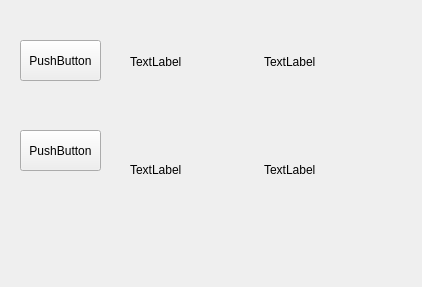
Old version of the form Solver.ui in the repository P1R/Fichas.
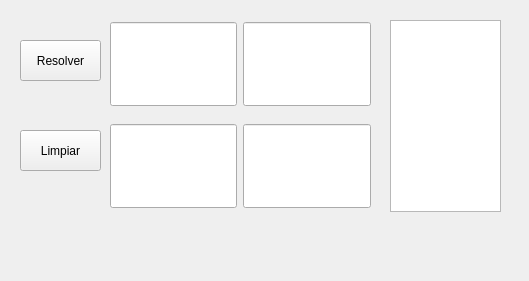
New version of the form.

Commit message: quitando el bug de gira el acento y agregando mejoras de interfaz

```diff
--- a/Solver.ui
+++ b/Solver.ui
@@ -6,8 +6,8 @@
    <rect>
     <x>0</x>
     <y>0</y>
-    <width>422</width>
-    <height>287</height>
+    <width>529</width>
+    <height>281</height>
    </rect>
   </property>
   <property name="windowTitle">
@@ -23,44 +23,80 @@
     </rect>
    </property>
    <property name="text">
-    <string>PushButton</string>
+    <string>Resolver</string>
    </property>
   </widget>
   <widget class="QWidget" name="gridLayoutWidget">
    <property name="geometry">
     <rect>
-     <x>130</x>
+     <x>110</x>
      <y>10</y>
      <width>261</width>
      <height>211</height>
     </rect>
    </property>
    <layout class="QGridLayout" name="gridLayout">
-    <item row="0" column="1">
-     <widget class="QLabel" name="label_2">
-      <property name="text">
-       <string>TextLabel</string>
-      </property>
-     </widget>
-    </item>
     <item row="0" column="0">
-     <widget class="QLabel" name="label">
-      <property name="text">
-       <string>TextLabel</string>
+     <widget class="QLineEdit" name="lineEdit">
+      <property name="font">
+       <font>
+        <family>Bitstream Vera Sans</family>
+        <pointsize>48</pointsize>
+       </font>
+      </property>
+      <property name="maxLength">
+       <number>1</number>
+      </property>
+      <property name="alignment">
+       <set>Qt::AlignCenter</set>
+      </property>
+     </widget>
+    </item>
+    <item row="0" column="1">
+     <widget class="QLineEdit" name="lineEdit_2">
+      <property name="font">
+       <font>
+        <family>Bitstream Vera Sans</family>
+        <pointsize>48</pointsize>
+       </font>
+      </property>
+      <property name="maxLength">
+       <number>1</number>
+      </property>
+      <property name="alignment">
+       <set>Qt::AlignCenter</set>
       </property>
      </widget>
     </item>
     <item row="1" column="0">
-     <widget class="QLabel" name="label_3">
-      <property name="text">
-       <string>TextLabel</string>
+     <widget class="QLineEdit" name="lineEdit_3">
+      <property name="font">
+       <font>
+        <family>Bitstream Vera Sans</family>
+        <pointsize>48</pointsize>
+       </font>
+      </property>
+      <property name="maxLength">
+       <number>1</number>
+      </property>
+      <property name="alignment">
+       <set>Qt::AlignCenter</set>
       </property>
      </widget>
     </item>
     <item row="1" column="1">
-     <widget class="QLabel" name="label_4">
-      <property name="text">
-       <string>TextLabel</string>
+     <widget class="QLineEdit" name="lineEdit_4">
+      <property name="font">
+       <font>
+        <family>Bitstream Vera Sans</family>
+        <pointsize>48</pointsize>
+       </font>
+      </property>
+      <property name="maxLength">
+       <number>1</number>
+      </property>
+      <property name="alignment">
+       <set>Qt::AlignCenter</set>
       </property>
      </widget>
     </item>
@@ -76,7 +112,30 @@
     </rect>
    </property>
    <property name="text">
-    <string>PushButton</string>
+    <string>Limpiar</string>
+   </property>
+  </widget>
+  <widget class="QTreeView" name="treeView">
+   <property name="geometry">
+    <rect>
+     <x>390</x>
+     <y>20</y>
+     <width>111</width>
+     <height>192</height>
+    </rect>
+   </property>
+  </widget>
+  <widget class="QLabel" name="label">
+   <property name="geometry">
+    <rect>
+     <x>120</x>
+     <y>230</y>
+     <width>311</width>
+     <height>41</height>
+    </rect>
+   </property>
+   <property name="text">
+    <string/>
    </property>
   </widget>
  </widget>
```
The commit also changes 2 other files.
